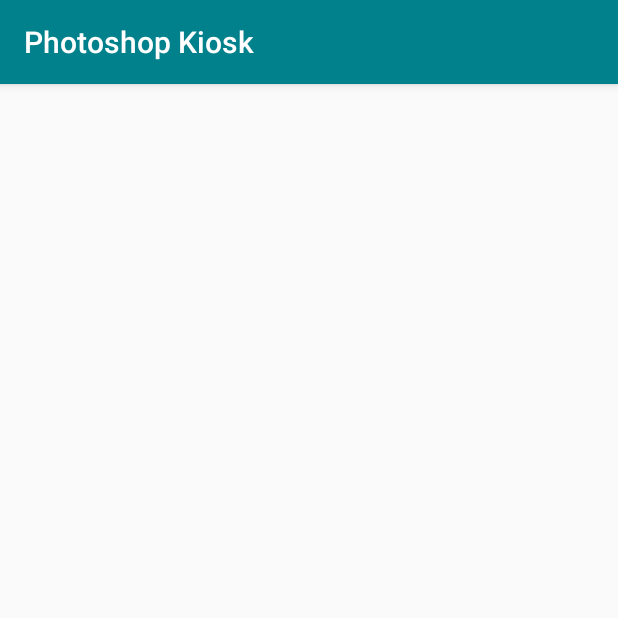
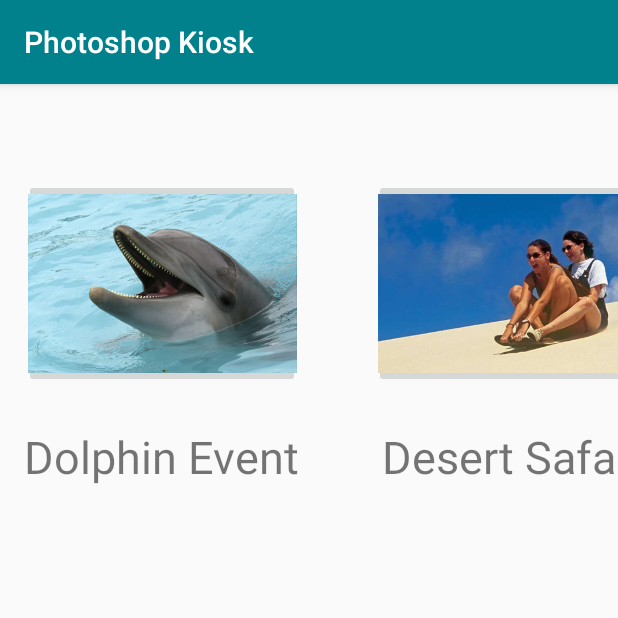
Before and after one commit to atmni5/Photoshop-Kiosk, an Android app: the screen it shows after launch (EventsActivity), on a phone screen of 412 x 824 dp, the top half of it. Run offline under Robolectric (Android 15) with nearby library versions, the phone set to English and light mode, and no system bars.

Commit message:
Event page UI
UI elements added to the events page

```diff
--- a/app/src/main/AndroidManifest.xml
+++ b/app/src/main/AndroidManifest.xml
@@ -4,9 +4,9 @@
 
     <application
         android:allowBackup="true"
-        android:icon="@mipmap/ic_launcher"
+        android:icon="@mipmap/photoshop_kiosk_logo"
         android:label="@string/app_name"
-        android:roundIcon="@mipmap/ic_launcher_round"
+        android:roundIcon="@mipmap/photoshop_kiosk_logo"
         android:supportsRtl="true"
         android:theme="@style/AppTheme">
         <activity android:name=".EventsActivity">
--- a/app/src/main/res/layout/activity_events.xml
+++ b/app/src/main/res/layout/activity_events.xml
@@ -6,4 +6,73 @@
     android:layout_height="match_parent"
     tools:context="com.example.windos.photoshopkiosk.EventsActivity">
 
+    <ImageButton
+        android:id="@+id/desertBtn"
+        android:layout_width="184dp"
+        android:layout_height="139dp"
+        android:scaleType="centerCrop"
+        app:srcCompat="@drawable/desert_safari"
+        app:layout_constraintTop_toTopOf="parent"
+        android:layout_marginTop="63dp"
+        app:layout_constraintLeft_toRightOf="@+id/dolphinBtn"
+        android:layout_marginLeft="49dp" />
+
+    <ImageButton
+        android:id="@+id/quadBtn"
+        android:layout_width="184dp"
+        android:layout_height="139dp"
+        android:scaleType="centerCrop"
+        app:srcCompat="@drawable/quad_bikes"
+        app:layout_constraintLeft_toRightOf="@+id/desertBtn"
+        android:layout_marginLeft="50dp"
+        app:layout_constraintTop_toTopOf="parent"
+        android:layout_marginTop="63dp" />
+
+    <ImageButton
+        android:id="@+id/dolphinBtn"
+        android:layout_width="184dp"
+        android:layout_height="139dp"
+        android:scaleType="centerCrop"
+        app:srcCompat="@drawable/dolphin"
+        app:layout_constraintTop_toTopOf="parent"
+        android:layout_marginTop="63dp"
+        android:layout_marginLeft="16dp"
+        app:layout_constraintLeft_toLeftOf="parent" />
+
+    <TextView
+        android:id="@+id/desertTxt"
+        android:layout_width="184dp"
+        android:layout_height="35dp"
+        android:layout_marginLeft="483dp"
+        android:layout_marginTop="228dp"
+        android:text="Quad Bikes"
+        android:textAlignment="center"
+        android:textSize="30sp"
+        app:layout_constraintLeft_toLeftOf="parent"
+        app:layout_constraintTop_toTopOf="parent"
+        tools:layout_editor_absoluteY="229dp" />
+
+    <TextView
+        android:id="@+id/textView3"
+        android:layout_width="183dp"
+        android:layout_height="35dp"
+        android:layout_marginLeft="250dp"
+        android:layout_marginTop="228dp"
+        android:text="Desert Safari"
+        android:textAlignment="center"
+        android:textSize="30sp"
+        app:layout_constraintLeft_toLeftOf="parent"
+        app:layout_constraintTop_toTopOf="parent"
+        tools:layout_editor_absoluteY="229dp" />
+
+    <TextView
+        android:id="@+id/textView2"
+        android:layout_width="wrap_content"
+        android:layout_height="wrap_content"
+        android:layout_marginLeft="16dp"
+        android:layout_marginTop="228dp"
+        android:text="Dolphin Event"
+        android:textSize="30sp"
+        app:layout_constraintLeft_toLeftOf="parent"
+        app:layout_constraintTop_toTopOf="parent" />
 </android.support.constraint.ConstraintLayout>
```
Also changed, not shown: app/src/main/res/drawable/desert_safari.png (added), app/src/main/res/drawable/dolphin.png (added), app/src/main/res/drawable/quad_bikes.png (added), app/src/main/res/mipmap-hdpi/ic_launcher.png (deleted), app/src/main/res/mipmap-hdpi/photoshop_kiosk_logo.png (added), 19 other files.
